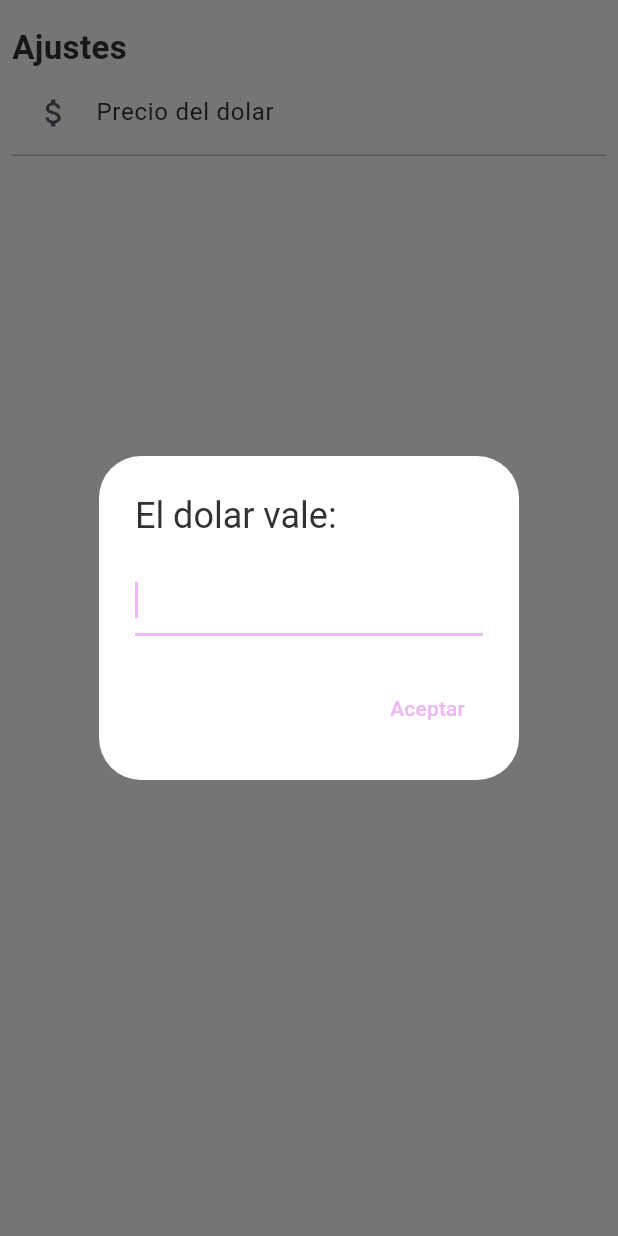
After one commit to DaviD4Chirino/doctor_perro_helper, a Flutter app: the SettingsPage screen opened directly, after a tap on "Precio del dolar", on a phone screen of 412 x 824 dp. The commit adds this screen. Run offline on Flutter 3.47's test engine with Material 3 defaults, Android fonts, the phone set to English and light mode, and no system bars; drawn by our look-alikes of toastification; our stand-ins replace math_expressions.

Commit message:
added dolar price AlertDialog Input

```diff
--- a/doctor_perro_helper/lib/main.dart
+++ b/doctor_perro_helper/lib/main.dart
@@ -1,6 +1,5 @@
 import 'package:doctor_perro_helper/config/themes/dark_theme.dart';
 import 'package:doctor_perro_helper/config/themes/light_theme.dart';
-import 'package:doctor_perro_helper/screens/pages/calculator/calculator.dart';
 import 'package:doctor_perro_helper/screens/pages/home/home.dart';
 import 'package:flutter/material.dart';
 import 'package:flutter/services.dart';
@@ -28,7 +27,6 @@ class MainApp extends StatelessWidget {
         initialRoute: "/",
         routes: {
           "/": (BuildContext context) => Home(),
-          "/calculator": (BuildContext context) => DolarCalculator(),
         },
       ),
     );
--- a/doctor_perro_helper/lib/screens/pages/home/home.dart
+++ b/doctor_perro_helper/lib/screens/pages/home/home.dart
@@ -1,6 +1,7 @@
 import 'package:doctor_perro_helper/config/border_size.dart';
 import 'package:doctor_perro_helper/models/plate.dart';
 import 'package:doctor_perro_helper/screens/pages/calculator/calculator.dart';
+import 'package:doctor_perro_helper/screens/pages/settings/settings.dart';
 import 'package:doctor_perro_helper/widgets/current_date.dart';
 import 'package:doctor_perro_helper/widgets/current_dolar_price.dart';
 import 'package:doctor_perro_helper/widgets/menu_list_item.dart';
@@ -14,7 +15,8 @@ class Home extends StatefulWidget {
 
   final List<Widget> screens = [
     DashBoard(),
-    DolarCalculator(),
+    const DolarCalculator(),
+    const SettingsPage(),
   ];
 
   @override
@@ -74,6 +76,10 @@ class _HomeState extends State<Home> {
         NavigationDestination(
           icon: Icon(Icons.calculate),
           label: "Calculadora",
+        ),
+        NavigationDestination(
+          icon: Icon(Icons.settings),
+          label: "Ajustes",
         ),
       ],
     );
--- /dev/null
+++ b/doctor_perro_helper/lib/screens/pages/settings/change_dolar_price.dart
@@ -0,0 +1,22 @@
+import 'package:flutter/material.dart';
+
+class ChangeDolarPrice extends StatelessWidget {
+  const ChangeDolarPrice({super.key});
+
+  @override
+  Widget build(BuildContext context) {
+    return AlertDialog(
+      title: const Text("El dolar vale:"),
+      content: const TextField(
+        autofocus: true,
+        keyboardType: TextInputType.number,
+      ),
+      actions: [
+        TextButton(
+          onPressed: () {},
+          child: const Text("Aceptar"),
+        )
+      ],
+    );
+  }
+}
--- /dev/null
+++ b/doctor_perro_helper/lib/screens/pages/settings/settings.dart
@@ -0,0 +1,66 @@
+import 'package:doctor_perro_helper/config/border_size.dart';
+import 'package:doctor_perro_helper/screens/pages/settings/change_dolar_price.dart';
+import 'package:flutter/material.dart';
+
+class SettingsPage extends StatelessWidget {
+  const SettingsPage({super.key});
+
+  @override
+  Widget build(BuildContext context) {
+    return Scaffold(
+      body: ListView(
+        padding: EdgeInsets.symmetric(
+          vertical: Sizes().xxl,
+          horizontal: Sizes().large,
+        ),
+        children: [
+          Text(
+            "Ajustes",
+            style: TextStyle(
+              fontSize: Theme.of(context).textTheme.titleLarge?.fontSize,
+              fontWeight: FontWeight.bold,
+            ),
+          ),
+          SettingButton(
+            child: ListTile(
+              title: Text("Precio del dolar"),
+              leading: Icon(Icons.attach_money),
+            ),
+            onTap: () {
+              showDialog(
+                context: context,
+                builder: (BuildContext context) => ChangeDolarPrice(),
+              );
+            },
+          ),
+        ],
+      ),
+    );
+  }
+}
+
+class SettingButton extends StatelessWidget {
+  SettingButton({super.key, required this.child, required this.onTap});
+
+  final Widget child;
+
+  final void Function() onTap;
+
+  @override
+  Widget build(BuildContext context) {
+    return InkWell(
+      onTap: onTap,
+      splashColor: Theme.of(context).colorScheme.onSurfaceVariant.withAlpha(70),
+      child: Column(
+        children: [
+          child,
+          Container(
+            height: 1.0,
+            color:
+                Theme.of(context).colorScheme.onSurfaceVariant.withAlpha(100),
+          )
+        ],
+      ),
+    );
+  }
+}
--- a/doctor_perro_helper/lib/widgets/current_date.dart
+++ b/doctor_perro_helper/lib/widgets/current_date.dart
@@ -21,8 +21,8 @@ class CurrentDateText extends StatelessWidget {
       padding: EdgeInsets.only(top: Sizes().xxl),
       child: Text(
         "$week, $fullYear",
-        style: const TextStyle(
-          fontSize: 24.0,
+        style: TextStyle(
+          fontSize: Theme.of(context).textTheme.headlineMedium?.fontSize,
           fontWeight: FontWeight.bold,
         ),
       ),
--- a/doctor_perro_helper/pubspec.yaml
+++ b/doctor_perro_helper/pubspec.yaml
@@ -14,6 +14,7 @@ dependencies:
   intl: ^0.20.1
   math_expressions: ^2.6.0
   native_toast: ^0.0.2
+  shared_preferences: ^2.4.0
   toastification: ^2.3.0
 
 dev_dependencies:
```
Also changed, not shown: 1 other file.
